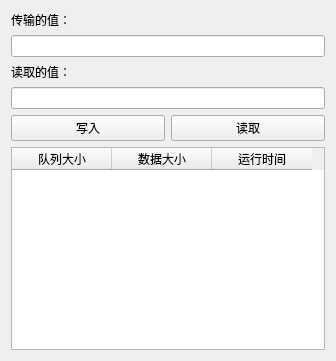
3737cc/C-C--, file ProcessTestDemo/MessageQueuesB.ui: the form before one commit.
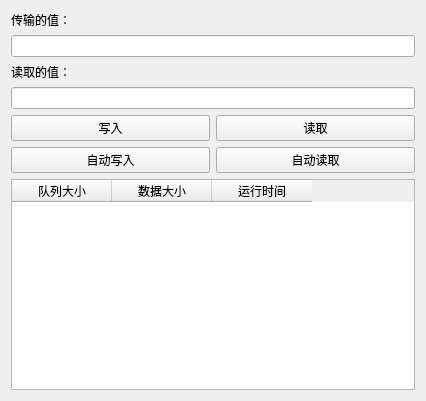
The form after the commit.

```diff
--- a/ProcessTestDemo/MessageQueuesB.ui
+++ b/ProcessTestDemo/MessageQueuesB.ui
@@ -6,8 +6,8 @@
    <rect>
     <x>0</x>
     <y>0</y>
-    <width>336</width>
-    <height>361</height>
+    <width>426</width>
+    <height>401</height>
    </rect>
   </property>
   <property name="windowTitle">
@@ -53,6 +53,24 @@
       </item>
      </layout>
     </item>
+    <item>
+     <layout class="QHBoxLayout" name="horizontalLayout_2">
+      <item>
+       <widget class="QPushButton" name="autoWriteButton">
+        <property name="text">
+         <string>自动写入</string>
+        </property>
+       </widget>
+      </item>
+      <item>
+       <widget class="QPushButton" name="autoReadButton">
+        <property name="text">
+         <string>自动读取</string>
+        </property>
+       </widget>
+      </item>
+     </layout>
+    </item>
     <item>
      <widget class="QTableWidget" name="memoryBlockTable">
       <column>
```
